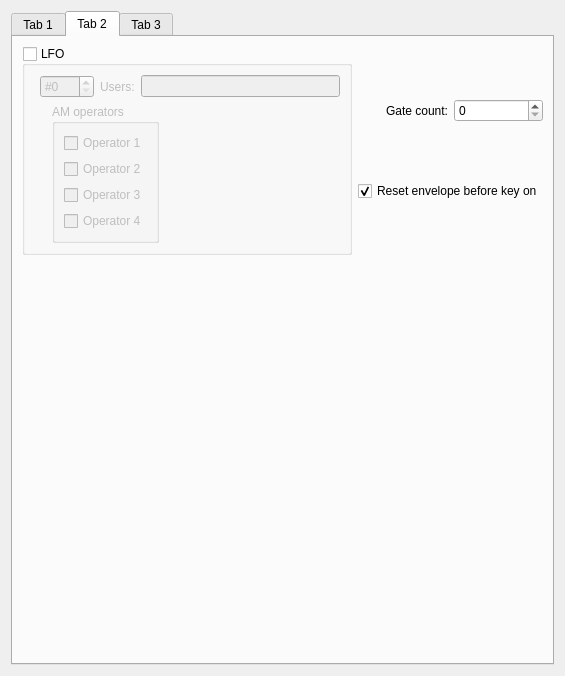
This is BambooTracker/gui/instrument_editor/instrument_editor_fm_form.ui in BambooTracker/BambooTracker as Qt 5 draws it before an edit. The edited form follows.
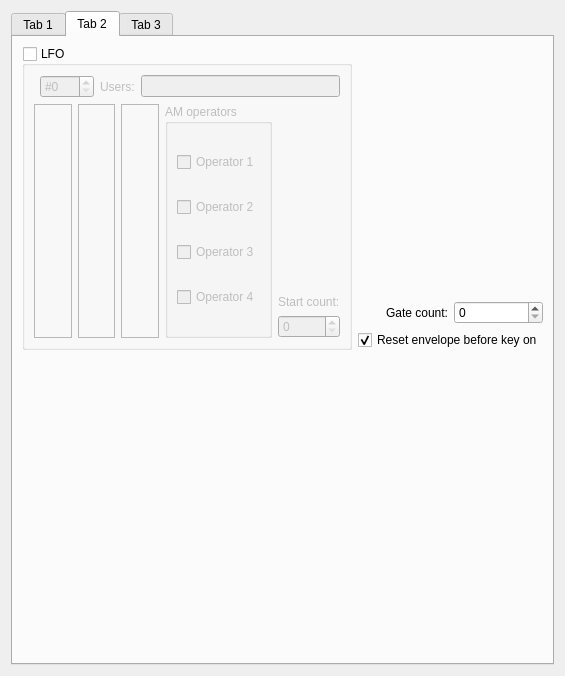
This is the edited form. The open tabs and pages were chosen to show the change. Custom widgets are drawn as their Qt base class.

Commit message: Add FM LFO start timer

Diff of the .ui file:
```diff
--- a/BambooTracker/gui/instrument_editor/instrument_editor_fm_form.ui
+++ b/BambooTracker/gui/instrument_editor/instrument_editor_fm_form.ui
@@ -186,50 +186,33 @@
           </item>
           <item row="1" column="0" colspan="4">
            <layout class="QGridLayout" name="gridLayout_7">
-            <item row="0" column="1" rowspan="4">
-             <widget class="LabeledVerticalSlider" name="pmsSlider">
-              <property name="frameShape">
-               <enum>QFrame::StyledPanel</enum>
+            <item row="1" column="4" alignment="Qt::AlignHCenter">
+             <widget class="QLabel" name="lfoStartLabel">
+              <property name="text">
+               <string>Start count:</string>
               </property>
               <property name="frameShadow">
                <enum>QFrame::Raised</enum>
               </property>
              </widget>
             </item>
-            <item row="0" column="2" rowspan="4">
-             <widget class="LabeledVerticalSlider" name="amsSlider">
-              <property name="frameShape">
-               <enum>QFrame::StyledPanel</enum>
-              </property>
-              <property name="frameShadow">
-               <enum>QFrame::Raised</enum>
-              </property>
-             </widget>
+            <item row="2" column="4">
+             <widget class="QSpinBox" name="lfoStartSpinBox"/>
             </item>
-            <item row="0" column="0" rowspan="4">
-             <widget class="LabeledVerticalSlider" name="lfoFreqSlider">
-              <property name="frameShape">
-               <enum>QFrame::StyledPanel</enum>
-              </property>
-              <property name="frameShadow">
-               <enum>QFrame::Raised</enum>
-              </property>
-             </widget>
-            </item>
-            <item row="0" column="4" rowspan="4">
-             <spacer name="horizontalSpacer">
+            <item row="0" column="4">
+             <spacer name="verticalSpacer_3">
               <property name="orientation">
-               <enum>Qt::Horizontal</enum>
+               <enum>Qt::Vertical</enum>
               </property>
               <property name="sizeHint" stdset="0">
                <size>
-                <width>40</width>
-                <height>20</height>
+                <width>20</width>
+                <height>40</height>
                </size>
               </property>
              </spacer>
             </item>
-            <item row="0" column="3" rowspan="4">
+            <item row="0" column="3" rowspan="3">
              <widget class="QGroupBox" name="amOpsGroupBox">
               <property name="title">
                <string>AM operators</string>
@@ -266,6 +249,36 @@
               </layout>
              </widget>
             </item>
+            <item row="0" column="2" rowspan="3">
+             <widget class="LabeledVerticalSlider" name="amsSlider">
+              <property name="frameShape">
+               <enum>QFrame::StyledPanel</enum>
+              </property>
+              <property name="frameShadow">
+               <enum>QFrame::Raised</enum>
+              </property>
+             </widget>
+            </item>
+            <item row="0" column="1" rowspan="3">
+             <widget class="LabeledVerticalSlider" name="pmsSlider">
+              <property name="frameShape">
+               <enum>QFrame::StyledPanel</enum>
+              </property>
+              <property name="frameShadow">
+               <enum>QFrame::Raised</enum>
+              </property>
+             </widget>
+            </item>
+            <item row="0" column="0" rowspan="3">
+             <widget class="LabeledVerticalSlider" name="lfoFreqSlider">
+              <property name="frameShape">
+               <enum>QFrame::StyledPanel</enum>
+              </property>
+              <property name="frameShadow">
+               <enum>QFrame::Raised</enum>
+              </property>
+             </widget>
+            </item>
            </layout>
           </item>
          </layout>
@@ -273,14 +286,14 @@
        </item>
        <item row="0" column="1">
         <layout class="QGridLayout" name="gridLayout_8">
-         <item row="0" column="0" alignment="Qt::AlignRight">
+         <item row="1" column="0" alignment="Qt::AlignRight">
           <widget class="QLabel" name="gateCountLabel">
            <property name="text">
             <string>Gate count:</string>
            </property>
           </widget>
          </item>
-         <item row="0" column="1">
+         <item row="1" column="1">
           <widget class="QSpinBox" name="gateCountSpinBox">
            <property name="maximum">
             <number>99</number>
@@ -290,7 +303,7 @@
            </property>
           </widget>
          </item>
-         <item row="1" column="0" colspan="2">
+         <item row="2" column="0" colspan="2">
           <widget class="QCheckBox" name="envResetCheckBox">
            <property name="text">
             <string>Reset envelope before key on</string>
@@ -300,6 +313,19 @@
            </property>
           </widget>
          </item>
+         <item row="0" column="0">
+          <spacer name="verticalSpacer_2">
+           <property name="orientation">
+            <enum>Qt::Vertical</enum>
+           </property>
+           <property name="sizeHint" stdset="0">
+            <size>
+             <width>20</width>
+             <height>40</height>
+            </size>
+           </property>
+          </spacer>
+         </item>
         </layout>
        </item>
        <item row="1" column="0">
```
Left out of the diff: 5 changed lines with no effect on the pictures. The commit also changes 11 other files.
